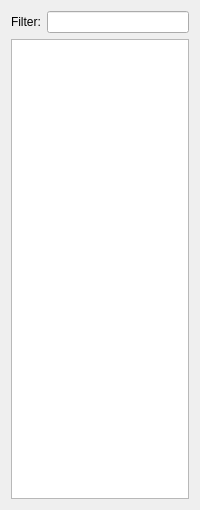
Old version of the form src/fort-studio/AntListWidget.ui in the repository formicidae-tracker/studio.
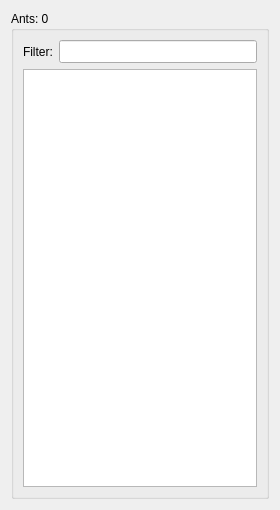
New version of the form.

Diff of the .ui file:
```diff
--- a/src/fort-studio/AntListWidget.ui
+++ b/src/fort-studio/AntListWidget.ui
@@ -6,7 +6,7 @@
    <rect>
     <x>0</x>
     <y>0</y>
-    <width>200</width>
+    <width>280</width>
     <height>510</height>
    </rect>
   </property>
@@ -15,6 +15,12 @@
   </property>
   <layout class="QVBoxLayout" name="verticalLayout">
    <item>
+    <widget class="QGroupBox" name="groupBox">
+     <property name="title">
+      <string>Ants: 0</string>
+     </property>
+     <layout class="QVBoxLayout" name="verticalLayout_2">
+      <item>
     <layout class="QFormLayout" name="formLayout">
      <item row="0" column="0">
       <widget class="QLabel" name="filterLabel">
@@ -24,12 +30,27 @@
       </widget>
      </item>
      <item row="0" column="1">
-      <widget class="QLineEdit" name="filterEdit"/>
+         <widget class="QLineEdit" name="filterEdit">
+          <property name="font">
+           <font>
+            <family>DejaVu Sans Mono</family>
+           </font>
+          </property>
+         </widget>
      </item>
     </layout>
    </item>
    <item>
-    <widget class="QListWidget" name="listWidget"/>
+       <widget class="QListWidget" name="listWidget">
+        <property name="font">
+         <font>
+          <family>DejaVu Sans Mono</family>
+         </font>
+        </property>
+       </widget>
+      </item>
+     </layout>
+    </widget>
    </item>
   </layout>
  </widget>
```
Lines whose indentation alone changed are shown as unchanged.
